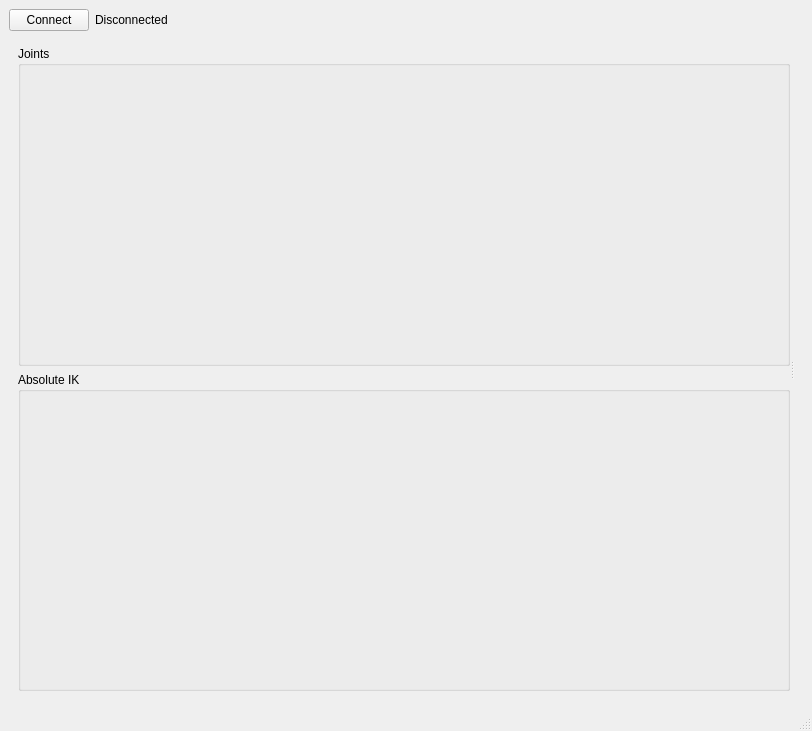
Qt form GUI/ControlGUI.ui (yquemener/OpenRobotArm) before a commit.
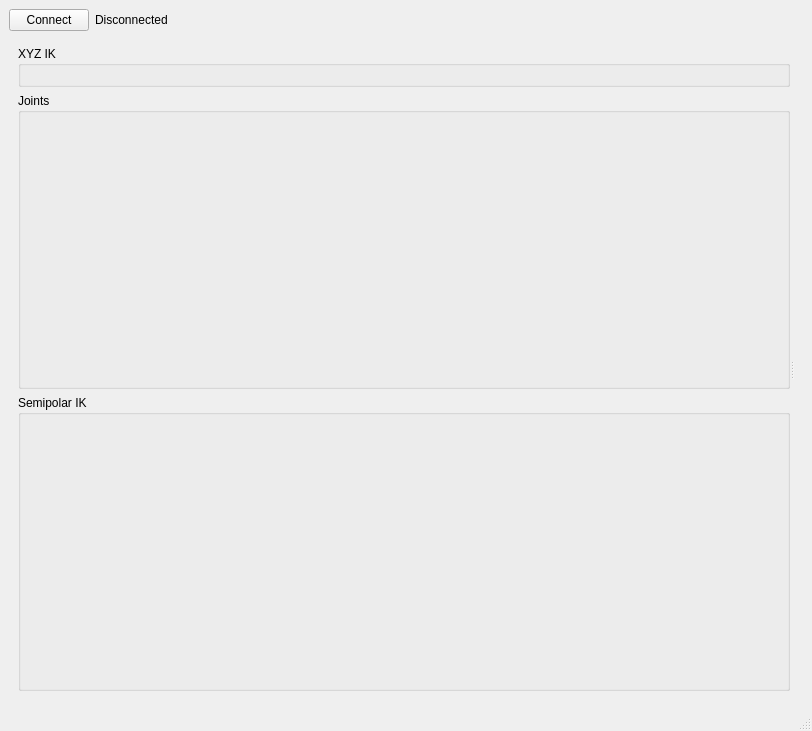
The same form after that commit.

Commit message: Added XYZ IK

The edit to the form file:
```diff
--- a/GUI/ControlGUI.ui
+++ b/GUI/ControlGUI.ui
@@ -61,7 +61,15 @@
           <enum>Qt::Horizontal</enum>
          </property>
          <widget class="QWidget" name="verticalLayoutWidget_2">
-          <layout class="QVBoxLayout" name="verticalLayout_2" stretch="0,0">
+          <layout class="QVBoxLayout" name="verticalLayout_2" stretch="0,0,0">
+           <item>
+            <widget class="QGroupBox" name="groupXYZIK">
+             <property name="title">
+              <string>XYZ IK</string>
+             </property>
+             <layout class="QVBoxLayout" name="verticalLayout_5"/>
+            </widget>
+           </item>
            <item>
             <widget class="QGroupBox" name="groupJoints">
              <property name="sizePolicy">
@@ -85,7 +93,7 @@
               </sizepolicy>
              </property>
              <property name="title">
-              <string>Absolute IK</string>
+              <string>Semipolar IK</string>
              </property>
              <layout class="QVBoxLayout" name="verticalLayout_8"/>
             </widget>
```
The commit also changes 2 other files.
